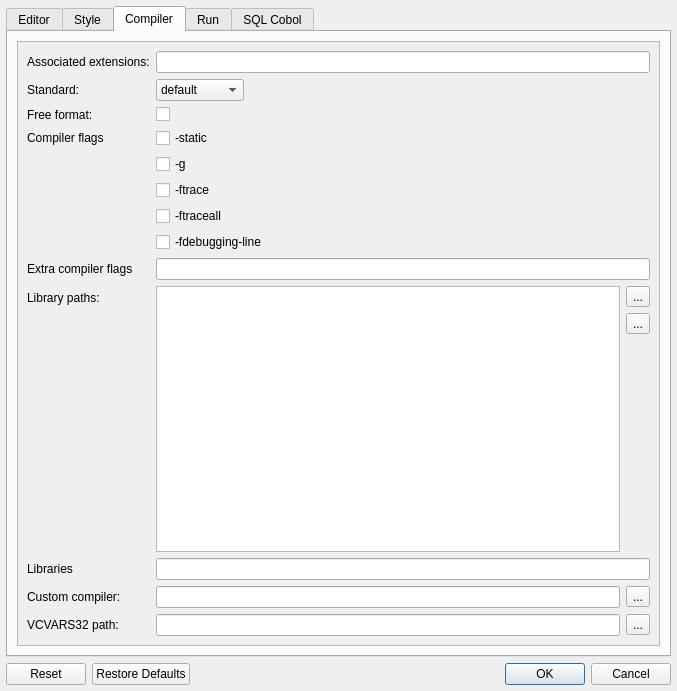
This is forms/dlg_preferences.ui in OpenCobolIDE/OpenCobolIDE as Qt 5 draws it before an edit. The edited form follows.
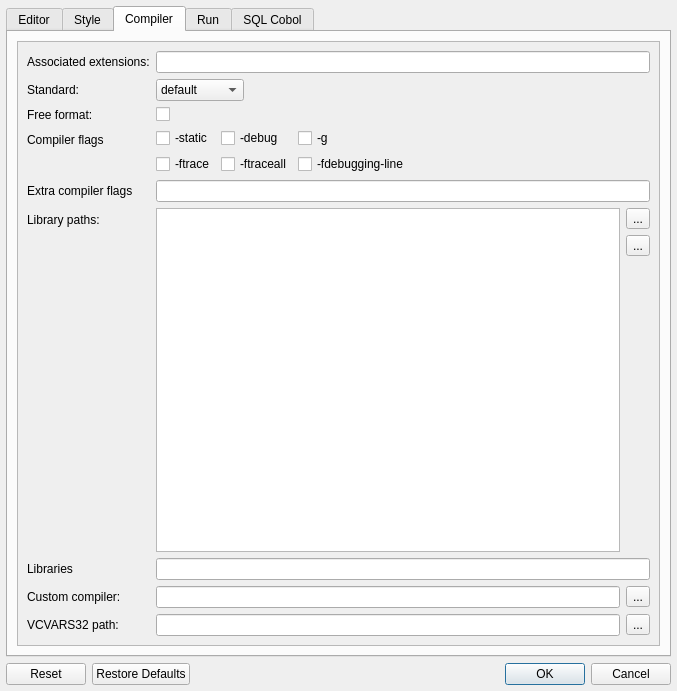
This is the edited form. Icons and pictures are not drawn. Custom widgets are drawn as their Qt base class.

Diff of the .ui file:
```diff
--- a/forms/dlg_preferences.ui
+++ b/forms/dlg_preferences.ui
@@ -789,56 +789,6 @@
                 </property>
                </widget>
               </item>
-              <item row="3" column="1">
-               <widget class="QCheckBox" name="cb_static">
-                <property name="toolTip">
-                 <string>Link statically</string>
-                </property>
-                <property name="text">
-                 <string>-static</string>
-                </property>
-               </widget>
-              </item>
-              <item row="4" column="1">
-               <widget class="QCheckBox" name="cb_g">
-                <property name="toolTip">
-                 <string>Enable C compiler debug / stack check / trace</string>
-                </property>
-                <property name="text">
-                 <string>-g</string>
-                </property>
-               </widget>
-              </item>
-              <item row="5" column="1">
-               <widget class="QCheckBox" name="cb_ftrace">
-                <property name="toolTip">
-                 <string>&lt;html&gt;&lt;head/&gt;&lt;body&gt;&lt;p&gt;Generate trace code&lt;/p&gt;&lt;p&gt;   - Executed SECTION/PARAGRAPH&lt;/p&gt;&lt;/body&gt;&lt;/html&gt;</string>
-                </property>
-                <property name="text">
-                 <string>-ftrace</string>
-                </property>
-               </widget>
-              </item>
-              <item row="6" column="1">
-               <widget class="QCheckBox" name="cb_ftraceall">
-                <property name="toolTip">
-                 <string>&lt;html&gt;&lt;head/&gt;&lt;body&gt;&lt;p&gt;Generate trace code&lt;/p&gt;&lt;p&gt;  - Executed SECTION/PARAGRAPH/STATEMENTS&lt;/p&gt;&lt;p&gt;  - Turned on by -debug&lt;/p&gt;&lt;/body&gt;&lt;/html&gt;</string>
-                </property>
-                <property name="text">
-                 <string>-ftraceall</string>
-                </property>
-               </widget>
-              </item>
-              <item row="7" column="1">
-               <widget class="QCheckBox" name="cb_debugging_line">
-                <property name="toolTip">
-                 <string>&lt;html&gt;&lt;head/&gt;&lt;body&gt;&lt;p&gt;Enable debugging lines&lt;/p&gt;&lt;p&gt;  - 'D' in indicator column or floating &amp;gt;&amp;gt;D&lt;/p&gt;&lt;/body&gt;&lt;/html&gt;</string>
-                </property>
-                <property name="text">
-                 <string>-fdebugging-line</string>
-                </property>
-               </widget>
-              </item>
               <item row="8" column="1">
                <widget class="QLineEdit" name="le_compiler_flags">
                 <property name="toolTip">
@@ -995,6 +945,73 @@
                 </property>
                </widget>
               </item>
+              <item row="3" column="1">
+               <layout class="QGridLayout" name="gridLayout_5">
+                <property name="leftMargin">
+                 <number>0</number>
+                </property>
+                <property name="topMargin">
+                 <number>0</number>
+                </property>
+                <item row="2" column="0">
+                 <widget class="QCheckBox" name="cb_ftrace">
+                  <property name="toolTip">
+                   <string>&lt;html&gt;&lt;head/&gt;&lt;body&gt;&lt;p&gt;Generate trace code&lt;/p&gt;&lt;p&gt;   - Executed SECTION/PARAGRAPH&lt;/p&gt;&lt;/body&gt;&lt;/html&gt;</string>
+                  </property>
+                  <property name="text">
+                   <string>-ftrace</string>
+                  </property>
+                 </widget>
+                </item>
+                <item row="0" column="0">
+                 <widget class="QCheckBox" name="cb_static">
+                  <property name="toolTip">
+                   <string>Link statically</string>
+                  </property>
+                  <property name="text">
+                   <string>-static</string>
+                  </property>
+                 </widget>
+                </item>
+                <item row="0" column="2">
+                 <widget class="QCheckBox" name="cb_g">
+                  <property name="toolTip">
+                   <string>Enable C compiler debug / stack check / trace</string>
+                  </property>
+                  <property name="text">
+                   <string>-g</string>
+                  </property>
+                 </widget>
+                </item>
+                <item row="2" column="2">
+                 <widget class="QCheckBox" name="cb_debugging_line">
+                  <property name="toolTip">
+                   <string>&lt;html&gt;&lt;head/&gt;&lt;body&gt;&lt;p&gt;Enable debugging lines&lt;/p&gt;&lt;p&gt;  - 'D' in indicator column or floating &amp;gt;&amp;gt;D&lt;/p&gt;&lt;/body&gt;&lt;/html&gt;</string>
+                  </property>
+                  <property name="text">
+                   <string>-fdebugging-line</string>
+                  </property>
+                 </widget>
+                </item>
+                <item row="2" column="1">
+                 <widget class="QCheckBox" name="cb_ftraceall">
+                  <property name="toolTip">
+                   <string>&lt;html&gt;&lt;head/&gt;&lt;body&gt;&lt;p&gt;Generate trace code&lt;/p&gt;&lt;p&gt;  - Executed SECTION/PARAGRAPH/STATEMENTS&lt;/p&gt;&lt;p&gt;  - Turned on by -debug&lt;/p&gt;&lt;/body&gt;&lt;/html&gt;</string>
+                  </property>
+                  <property name="text">
+                   <string>-ftraceall</string>
+                  </property>
+                 </widget>
+                </item>
+                <item row="0" column="1">
+                 <widget class="QCheckBox" name="cb_debug">
+                  <property name="text">
+                   <string>-debug</string>
+                  </property>
+                 </widget>
+                </item>
+               </layout>
+              </item>
              </layout>
             </widget>
            </widget>
```
Left out of the diff: 2 changed lines with no effect on the pictures.
